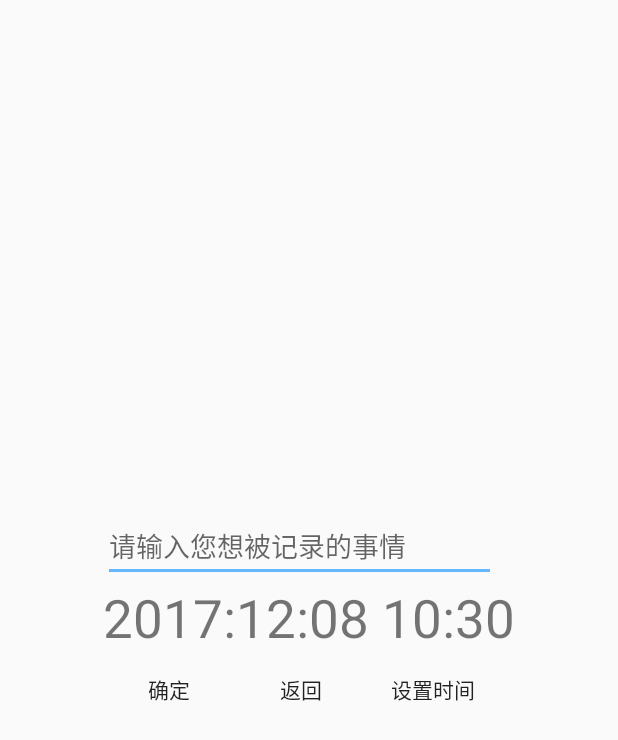
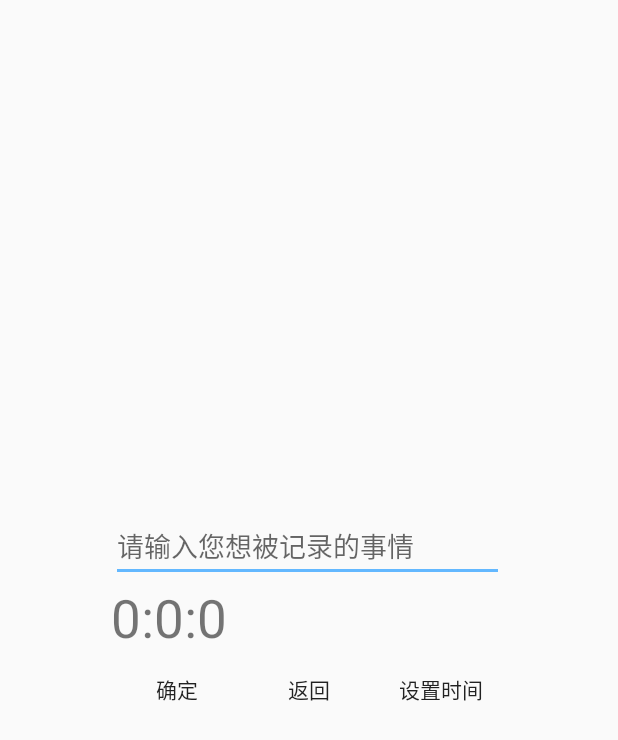
Before and after one commit to ggrcwxh/LastTime, an Android app: the WriteRecordActivity screen opened directly, with no data from a screen before it, on a phone screen of 412 x 824 dp. Shown: the top 740 px of the screen. Run offline under Robolectric (Android 15) with nearby library versions, the phone set to English and light mode, and no system bars.

```diff
--- a/app/src/main/java/com/example/lasttime/activity/WriteRecordActivity.java
+++ b/app/src/main/java/com/example/lasttime/activity/WriteRecordActivity.java
@@ -1,12 +1,19 @@
 package com.example.lasttime.activity;
 
+import android.app.DatePickerDialog;
+import android.content.Intent;
 import android.icu.text.SimpleDateFormat;
 import android.os.Bundle;
 import android.support.v7.app.AppCompatActivity;
+import android.view.View;
+import android.widget.Button;
+import android.widget.DatePicker;
+import android.widget.EditText;
 import android.widget.TextView;
 
 import com.example.lasttime.R;
 
+import java.util.Calendar;
 import java.util.Date;
 
 /**
@@ -14,14 +21,38 @@ import java.util.Date;
  */
 
 public class WriteRecordActivity extends AppCompatActivity {
+    private int year,month,day;
+    private Calendar cal;
     @Override
     protected void onCreate(Bundle savedInstaceState) {
         super.onCreate(savedInstaceState);
         setContentView(R.layout.abc_input_record);
-        TextView textView = (TextView)findViewById(R.id.input_record_text);
-        String formatType="yyyy:MM:dd HH:mm";
-        java.text.SimpleDateFormat simpleDateFormat = new java.text.SimpleDateFormat(formatType);
-        Date date =new Date();
-        textView.setText(simpleDateFormat.format(date));
+        final TextView textView = (TextView)findViewById(R.id.input_record_text);
+        textView.setText(year+":"+month+":"+day);
+        Button confirm = (Button)findViewById(R.id.input_record_confirm);
+        Button back=(Button)findViewById(R.id.input_record_back);
+        Button set = (Button)findViewById(R.id.input_record_set_time);
+        EditText editText=(EditText)findViewById(R.id.input_record_edit);
+        set.setOnClickListener(new View.OnClickListener() {
+            @Override
+            public void onClick(View v) {
+                DatePickerDialog.OnDateSetListener listener=new DatePickerDialog.OnDateSetListener() {
+                    @Override
+                    public void onDateSet(DatePicker arg0, int year, int month, int day) {
+                        textView.setText(year+":"+month+":"+day);      //将选择的日期显示到TextView中,因为之前获取month直接使用，所以不需要+1，这个地方需要显示，所以+1
+                    }
+                };
+                DatePickerDialog dialog=new DatePickerDialog(WriteRecordActivity.this, 0,listener,year,month,day);//后边三个参数为显示dialog时默认的日期，月份从0开始，0-11对应1-12个月
+                dialog.show();
+            }
+        });
+
     }
+    private void getDate() {
+        cal=Calendar.getInstance();
+        year=cal.get(Calendar.YEAR);       //获取年月日时分秒
+        month=cal.get(Calendar.MONTH);   //获取到的月份是从0开始计数
+        day=cal.get(Calendar.DAY_OF_MONTH);
+    }
+
 }
```
